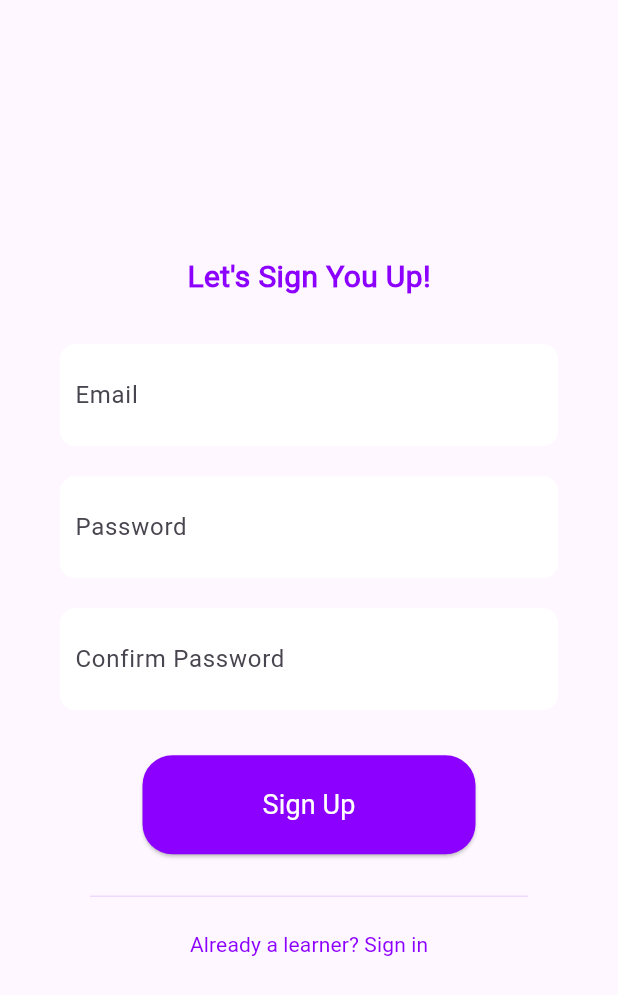
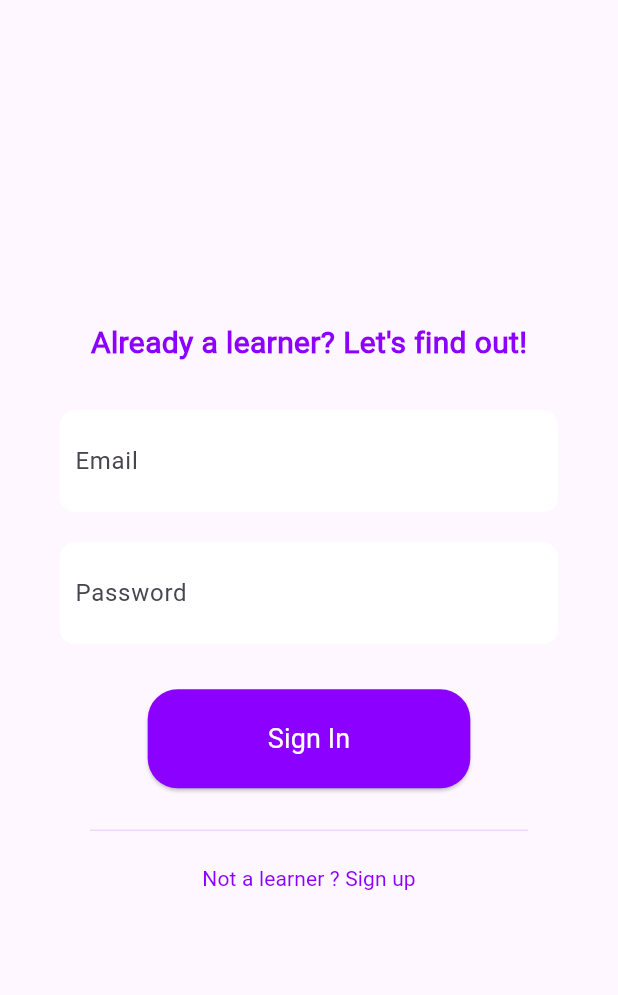
Before and after one commit to yaraFarouk/translateAndLearnApp, a Flutter app: the OnboardingScreen screen opened directly, after a tap on "Skip", after a tap on "Already a learner? Sign in", on a phone screen of 412 x 824 dp. Shown: the top 995 px of the screen. Run offline on Flutter 3.47's test engine with Material 3 defaults, Android fonts, the phone set to English and light mode, and no system bars; our stand-ins replace bloc, equatable, firebase_core, flutter_bloc, flutter_screenutil, font_awesome_flutter and 5 more; accounts and stored records are empty.

Commit message:
added Sign In

```diff
--- a/lib/views/sign_in_screen.dart
+++ b/lib/views/sign_in_screen.dart
@@ -1,4 +1,5 @@
 import 'package:flutter/cupertino.dart';
+import 'package:flutter/material.dart';
 
 class SignInScreen extends StatefulWidget {
   const SignInScreen({super.key});
@@ -10,6 +11,105 @@ class SignInScreen extends StatefulWidget {
 class _SignInScreenState extends State<SignInScreen> {
   @override
   Widget build(BuildContext context) {
-    return const Placeholder();
+    return Scaffold(
+      body: Center(
+        child: Column(
+          crossAxisAlignment: CrossAxisAlignment.center,
+          mainAxisAlignment: MainAxisAlignment.center,
+          children: [
+            // Sign up text
+            Container(
+              margin: const EdgeInsets.only(bottom: 20),
+              child: Text(
+                "Already a learner? Let's find out!",
+                style: TextStyle(
+                  fontSize: 20,
+                  color: Color(0xFF8C00FF),
+                  fontWeight: FontWeight.bold,
+                ),
+              ),
+            ),
+            // Email input
+            Container(
+              margin: const EdgeInsets.only(right: 40, left: 40, top: 10, bottom: 10),
+              padding: const EdgeInsets.all(10),
+              decoration: BoxDecoration(
+                color: Colors.white,
+                borderRadius: BorderRadius.circular(10),
+              ),
+              child: TextField(
+                decoration: const InputDecoration(
+                  hintText: 'Email',
+                  border: InputBorder.none,
+                ),
+              ),
+            ),
+            // password input
+            Container(
+              margin: const EdgeInsets.only(right: 40, left: 40, top: 10, bottom: 10),
+              padding: const EdgeInsets.all(10),
+              decoration: BoxDecoration(
+                color: Colors.white,
+                borderRadius: BorderRadius.circular(10),
+              ),
+              child: TextField(
+                decoration: const InputDecoration(
+                  hintText: 'Password',
+                  border: InputBorder.none,
+                ),
+              ),
+            ),
+            // Sign up button
+            Container(
+              margin: const EdgeInsets.all(20),
+              child: ElevatedButton(
+                style: ElevatedButton.styleFrom(
+                  backgroundColor: Color(0xFF8C00FF),
+                  padding: const EdgeInsets.symmetric(horizontal: 80, vertical: 20),
+                  shape: RoundedRectangleBorder(
+                    borderRadius: BorderRadius.circular(20),
+                  ),
+                ),
+                onPressed: () {
+                  // Navigator.pushNamed(context, '/home');
+                },
+                child: const Text(
+                  'Sign In',
+                  style: TextStyle(
+                      fontSize: 18,
+                      color: Colors.white
+                  ),
+                ),
+              ),
+            ),
+
+            // line
+            Container(
+              margin: const EdgeInsets.only(right: 60, left: 60),
+              child: const Expanded(
+                child: Divider(
+                  color: Color(0x208C00FF),
+                ),
+              ),
+            ),
+            // already learner button
+            Container(
+              child: MaterialButton(
+                  onPressed: ()
+                  {
+                    Navigator.pop(context);
+                  },
+                  child: const Text(
+                    'Not a learner ? Sign up',
+                    style: TextStyle(
+                      color: Color(0xFF8C00FF),
+                    ),
+                  )
+              ),
+            )
+          ],
+        ),
+      ),
+    );
   }
 }
--- a/lib/views/sign_up_screen.dart
+++ b/lib/views/sign_up_screen.dart
@@ -1,5 +1,6 @@
 import 'package:flutter/cupertino.dart';
 import 'package:flutter/material.dart';
+import 'package:translate_and_learn_app/views/sign_in_screen.dart';
 
 class SignUpScreen extends StatefulWidget {
   const SignUpScreen({super.key});
@@ -111,7 +112,16 @@ class _SignUpScreenState extends State<SignUpScreen> {
             // already learner button
             Container(
               child: MaterialButton(
-                  onPressed: () {  },
+                  onPressed: ()
+                  {
+                    // go to SignInScreen
+
+                    Navigator.push(
+                      context,
+                      MaterialPageRoute(builder: (context) => const SignInScreen())
+                    );
+
+                  },
                   child: const Text(
                     'Already a learner? Sign in',
                     style: TextStyle(
--- a/lib/views/welcome_screen.dart
+++ b/lib/views/welcome_screen.dart
@@ -83,7 +83,8 @@ class _OnboardingScreenState extends State<OnboardingScreen> {
                 borderRadius: BorderRadius.all(Radius.circular(25.0)),
               ),
             ),
-            onChange: (index) {
+            onChange: (index)
+            {
               setState(() {
                 currentPageIndex = index;
               });
@@ -93,14 +94,12 @@ class _OnboardingScreenState extends State<OnboardingScreen> {
             top: 40.h,
             right: 20.w,
             child: TextButton(
-              onPressed: () async {
-                SharedPreferences prefs = await SharedPreferences.getInstance();
-                await prefs.setBool('hasSeenWelcome', true);
-                Navigator.of(context).pushReplacement(
-                  MaterialPageRoute(
-                    builder: (_) => const SignUpScreen(),
-                  ),
-                );
+              onPressed: () async
+              {
+                // SharedPreferences prefs = await SharedPreferences.getInstance();
+                // await prefs.setBool('hasSeenWelcome', true);
+
+                Navigator.of(context).pushReplacement(MaterialPageRoute(builder: (_) => const SignUpScreen()),);
               },
               child: Text("Skip", style: TextStyle(fontSize: 18.sp)),
             ),
@@ -211,15 +210,13 @@ class _OnboardingScreenState extends State<OnboardingScreen> {
           if (isLastPage)
             Center(
               child: ElevatedButton(
-                onPressed: () async {
-                  SharedPreferences prefs =
-                      await SharedPreferences.getInstance();
-                  await prefs.setBool('hasSeenWelcome', true);
-                  Navigator.of(context).pushReplacement(
-                    MaterialPageRoute(
-                      builder: (_) => const SignUpScreen(),
-                    ),
-                  );
+                onPressed: () async
+                {
+                  // SharedPreferences prefs =
+                  //     await SharedPreferences.getInstance();
+                  // await prefs.setBool('hasSeenWelcome', true);
+
+                  Navigator.of(context).pushReplacement(MaterialPageRoute(builder: (_) => const SignUpScreen(),),);
                 },
                 style: ElevatedButton.styleFrom(
                   backgroundColor: kTranslatorcardColor,
```
